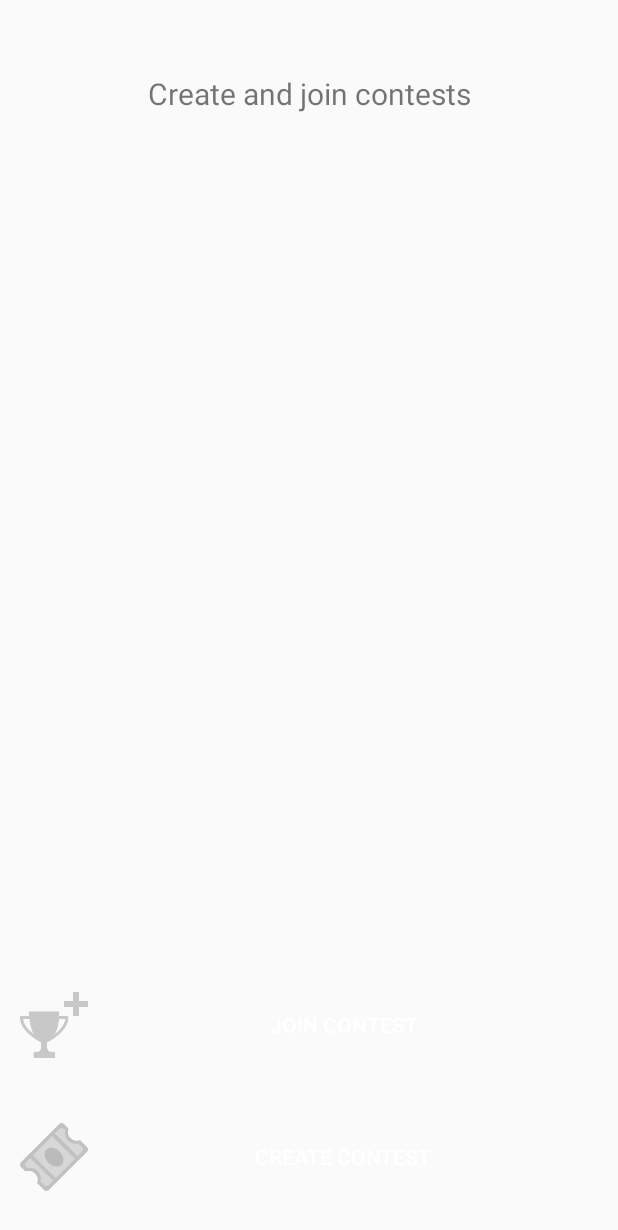
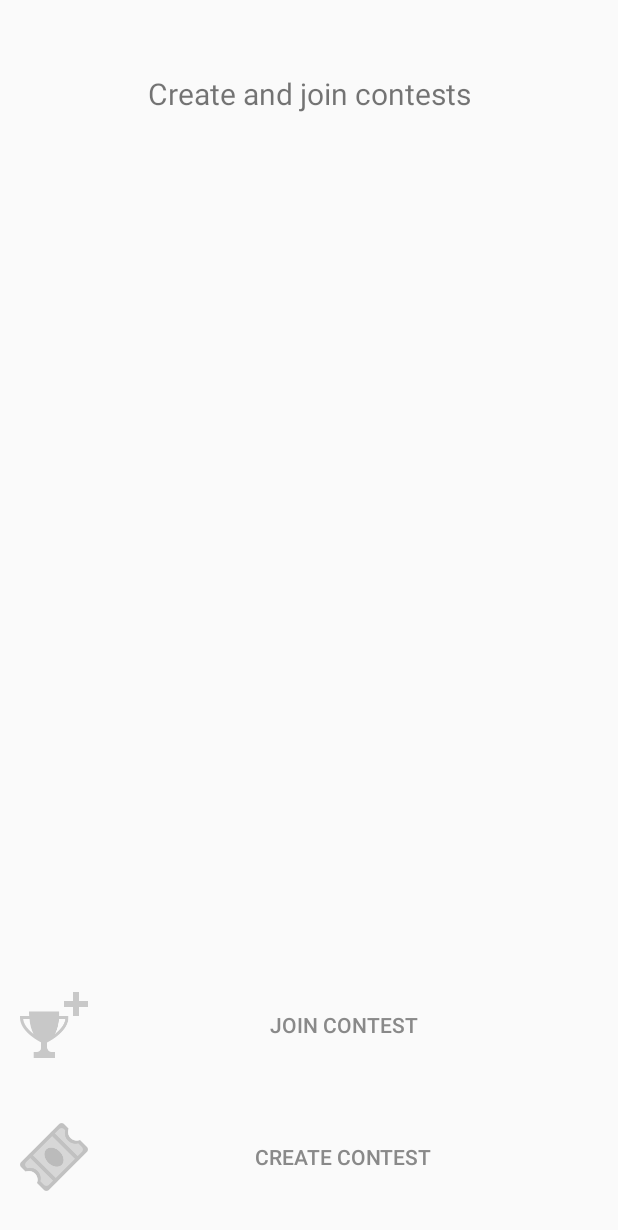
Before and after one commit to IntrepidPursuits/ContestAndroid, an Android app: the layout activity_splash.xml on its own in the app's theme, with its tools: preview values and no code run, on a phone screen of 412 x 824 dp. Shown: the top 1230 px of the screen. Run offline under Robolectric (Android 15) with nearby library versions, the light colour scheme and no system bars.

Commit message:
Change splash screen button font color

```diff
--- a/app/src/main/res/layout/activity_splash.xml
+++ b/app/src/main/res/layout/activity_splash.xml
@@ -35,6 +35,7 @@
         android:background="@android:color/transparent"
         android:drawableStart="@drawable/create_contest"
         android:text="@string/create_contest"
+        android:textColor="@color/contestAppTextColor"
         />
 
     <Button
@@ -47,5 +48,6 @@
         android:background="@android:color/transparent"
         android:drawableStart="@drawable/join_contest"
         android:text="@string/join_contest"
+        android:textColor="@color/contestAppTextColor"
         />
 </RelativeLayout>
```
